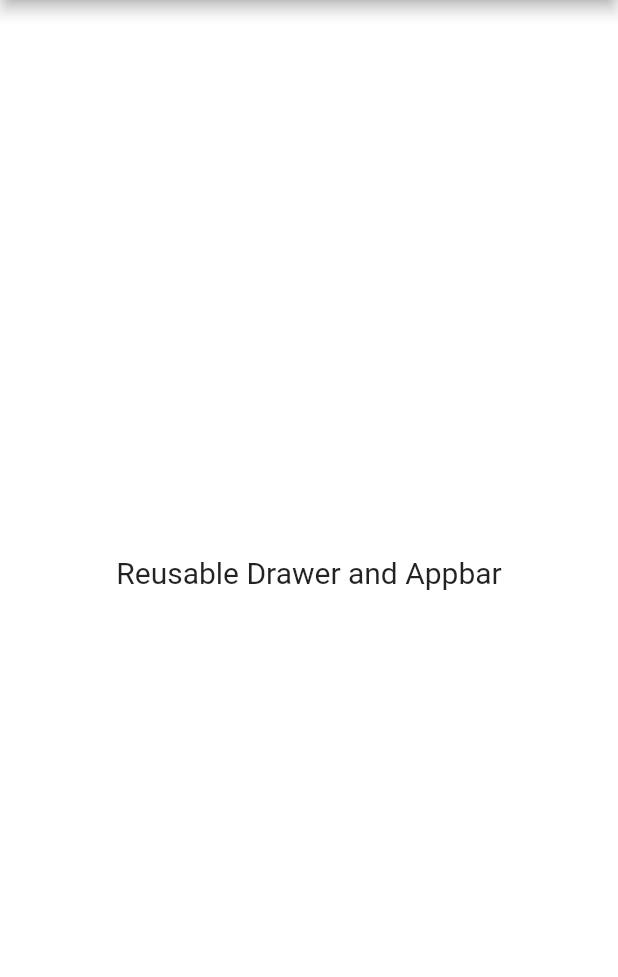
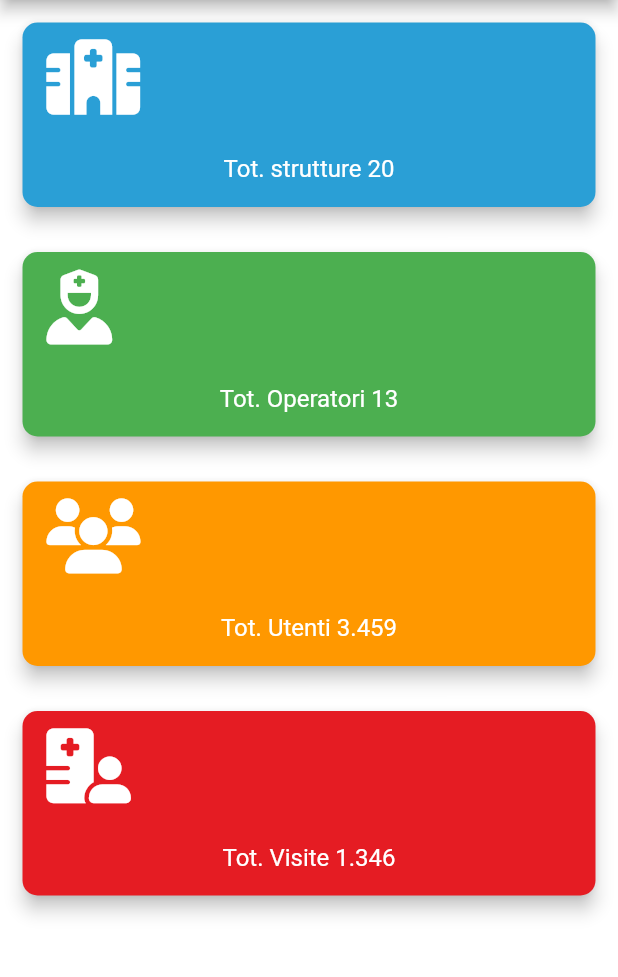
Before and after one commit to maxdevis/resettami, a Flutter app: the HomePage screen opened by its route, on a phone screen of 412 x 824 dp, the part 90-1067 px from its top. Run offline on Flutter 3.47's test engine with Material 2 defaults, Android fonts, the phone set to English and light mode, and no system bars; our stand-ins replace device_preview, dio, flutter_easyloading, flutter_secure_storage, font_awesome_flutter, localization; accounts and stored records are empty.

Commit message:
fine add cards to home

```diff
--- /dev/null
+++ b/lib/Component/myCard.dart
@@ -0,0 +1,49 @@
+import 'package:flutter/material.dart';
+import 'package:font_awesome_flutter/font_awesome_flutter.dart';
+
+
+class myCard extends StatelessWidget {
+  const myCard({super.key, required this.title, required this.bkColor, required this.iconCard});
+  final String title;
+  final Color bkColor;
+  final IconData iconCard;
+
+  @override
+  Widget build(BuildContext context) {
+    return Center(
+      child: Card(
+        color: bkColor,
+        margin: const EdgeInsets.all(15),
+        shape: RoundedRectangleBorder(
+          borderRadius: BorderRadius.circular(10.0),
+        ),
+        elevation: 5,
+        child: Column(
+            children: [
+              ListTile(
+                leading: FaIcon(iconCard, size: 50.0, color: Colors.white,),
+                title: const Text(''),
+                subtitle: const Text(
+                  '',
+                  style: TextStyle(color: Colors.white),
+                ),
+              ),
+              Padding(
+                //mainAxisAlignment: MainAxisAlignment.end,
+                padding: const EdgeInsets.only(left: 0, top: 16.0, bottom: 16.0),
+                child: Column(
+                  crossAxisAlignment: CrossAxisAlignment.start,
+                  children: <Widget>[
+                    Text(
+                      title,
+                      style: const TextStyle(fontSize: 16, color: Colors.white),
+                    ),
+                  ],
+                ),
+              )
+            ]
+        )
+      )
+    );
+  }
+}
--- a/lib/Screens/Home.dart
+++ b/lib/Screens/Home.dart
@@ -1,6 +1,8 @@
 import 'package:flutter/material.dart';
-import '../Component/myDrawer.dart';
-import '../Component/myAppBar.dart';
+import 'package:resettami_app/Component/myCard.dart';
+import 'package:resettami_app/Component/myDrawer.dart';
+import 'package:resettami_app/Component/myAppBar.dart';
+import 'package:resettami_app/utils/Constants.dart';
 
 class HomePage extends StatefulWidget {
   const HomePage({super.key});
@@ -12,21 +14,22 @@ class HomePage extends StatefulWidget {
 class SplashScreenState extends State<HomePage> {
   @override
   Widget build(BuildContext context) {
-    return const Scaffold(
+    return Scaffold(
         backgroundColor: Colors.white,
-      appBar: MyAppBar(
+        appBar: const MyAppBar(
           title: 'MyAppBar',
         ),
         //set app bar from appbar.dart
         // use like this where ever you want
-      drawer: MyDrawer(title: 'MyDrawer'),
+        drawer: const MyDrawer(title: 'MyDrawer'),
         //set drawer from app_drawer.dart
         //set like this where ever you want
-      body: Center(
-          child: Text(
-        "Reusable Drawer and Appbar",
-        style: TextStyle(fontSize: 20),
-      )),
+        body: Column(
+            crossAxisAlignment: CrossAxisAlignment.start,
+            mainAxisAlignment: MainAxisAlignment.start,
+            mainAxisSize: MainAxisSize.min,
+            children: listCards
+        ),
     );
   }
 }
--- a/lib/main.dart
+++ b/lib/main.dart
@@ -1,6 +1,7 @@
 import 'package:flutter/foundation.dart';
 import 'package:flutter/material.dart';
 import 'package:device_preview/device_preview.dart';
+import 'package:resettami_app/Screens/Home.dart';
 import 'package:resettami_app/Screens/Splash.dart';
 import 'package:resettami_app/utils/Constants.dart';
 import 'package:flutter_easyloading/flutter_easyloading.dart';
@@ -25,7 +26,8 @@ class MyApp extends StatelessWidget {
       theme: ThemeData.light(),
       darkTheme: ThemeData.dark(),
       navigatorKey: navigatorKey,
-      home: const SplashScreen(),
+      //home: const SplashScreen(),
+      home: const HomePage(),
       debugShowCheckedModeBanner: false,
       initialRoute: '/',
       builder: EasyLoading.init(),
--- a/lib/utils/Constants.dart
+++ b/lib/utils/Constants.dart
@@ -1,4 +1,6 @@
 import 'package:flutter/material.dart';
+import 'package:font_awesome_flutter/font_awesome_flutter.dart';
+import 'package:resettami_app/Component/myCard.dart';
 import 'package:resettami_app/Screens/Home.dart';
 import 'package:resettami_app/Screens/Login.dart';
 import 'package:resettami_app/Screens/Second.dart';
@@ -17,3 +19,10 @@ final routes = {
   '/second': (context) => const SecondPage(title: 'SecondPage'),
   '/login': (context) => const LoginPage(),
 };
+
+List<Widget> listCards = [
+  const myCard(title: 'Tot. strutture 20', bkColor: Color(0xFF2A9FD6), iconCard: FontAwesomeIcons.solidHospital),
+  const myCard(title: 'Tot. Operatori 13', bkColor: Color(0xFF4CAF50), iconCard: FontAwesomeIcons.userNurse),
+  const myCard(title: 'Tot. Utenti 3.459', bkColor: Color(0xFFFF9800), iconCard: FontAwesomeIcons.users),
+  const myCard(title: 'Tot. Visite 1.346', bkColor: Color(0xFFE51C23), iconCard: FontAwesomeIcons.hospitalUser),
+];
--- a/pubspec.yaml
+++ b/pubspec.yaml
@@ -44,6 +44,7 @@ dependencies:
   flutter_localizations:
     sdk: flutter
   localization: ^2.1.0
+  font_awesome_flutter: ^10.4.0
 
 dev_dependencies:
   flutter_test:
```
Also changed, not shown: lib/Component/myCharts.dart (added), pubspec.lock. Lines whose indentation alone changed are shown as unchanged.
